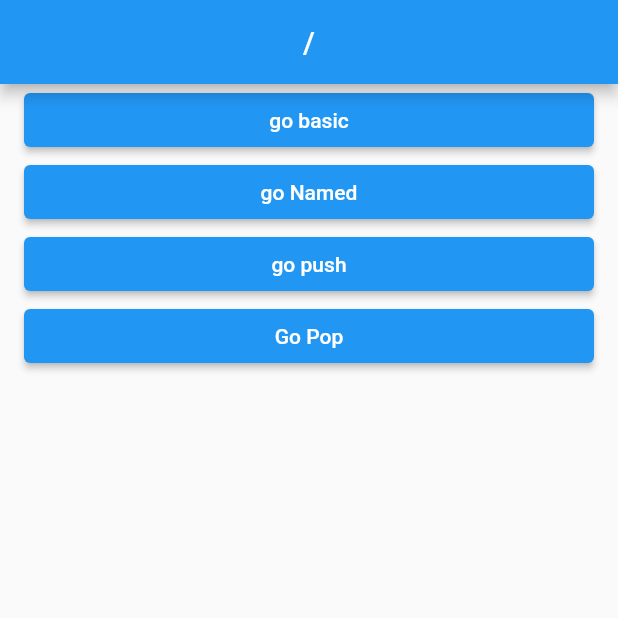
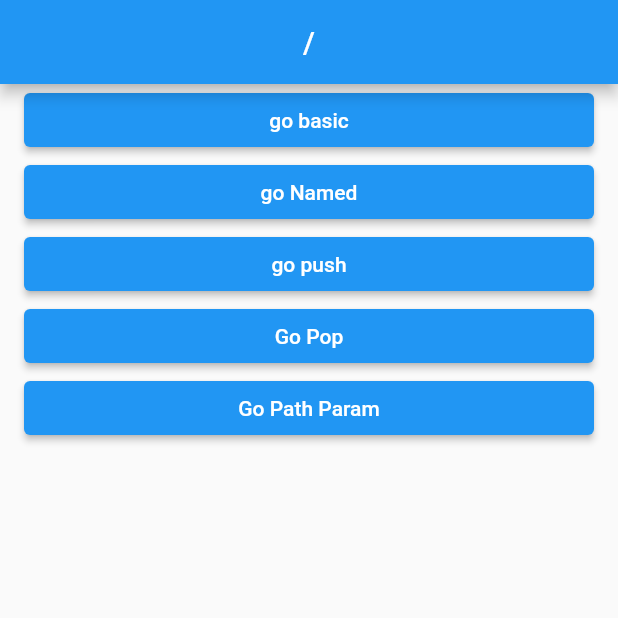
Before and after one commit to labyrinth30/flutter-go-router, a Flutter app: the screen it shows after launch, on a phone screen of 412 x 824 dp, the top half of it. Run offline on Flutter 3.47's test engine with Material 2 defaults, Android fonts, the phone set to English and light mode, and no system bars; our stand-ins replace go_router.

Commit message:
Path Parameter

```diff
--- a/lib/route/router.dart
+++ b/lib/route/router.dart
@@ -3,6 +3,7 @@ import 'package:flutter_go_router/screens/2_named_screen.dart';
 import 'package:flutter_go_router/screens/3_push_screen.dart';
 import 'package:flutter_go_router/screens/4_pop_base_screen.dart';
 import 'package:flutter_go_router/screens/5_pop_return_screen.dart';
+import 'package:flutter_go_router/screens/6_path_param_screen.dart';
 import 'package:flutter_go_router/screens/root_screen.dart';
 import 'package:go_router/go_router.dart';
 
@@ -47,6 +48,18 @@ final router = GoRouter(
             ),
           ],
         ),
+        GoRoute(
+          // path에 :를 붙이면 :뒤에 들어오는 값을 변수의 이름으로 칭할 수 있음
+          path: 'path_param/:id', // '/path_param/123'
+          builder: (context, state) => const PathParamScreen(),
+          routes: [
+            // /path_param/:id/:name
+            GoRoute(
+              path: ':name',
+              builder: (context, state) => const PathParamScreen(),
+            ),
+          ],
+        ),
       ],
     ),
   ],
--- a/lib/screens/root_screen.dart
+++ b/lib/screens/root_screen.dart
@@ -35,6 +35,11 @@ class RootScreen extends StatelessWidget {
             // goNamed는 GoRoute의 name을 기준으로 라우팅함
             onPressed: () => context.go('/pop'),
           ),
+          CustomButton(
+            text: 'Go Path Param',
+            // goNamed는 GoRoute의 name을 기준으로 라우팅함
+            onPressed: () => context.go('/path_param/456'),
+          ),
         ],
       ),
     );
```
Also changed, not shown: lib/screens/6_path_param_screen.dart (added, +27 -0 lines).
